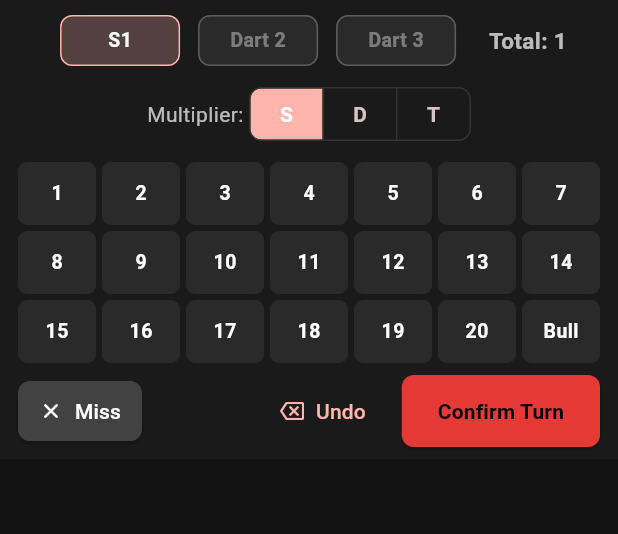
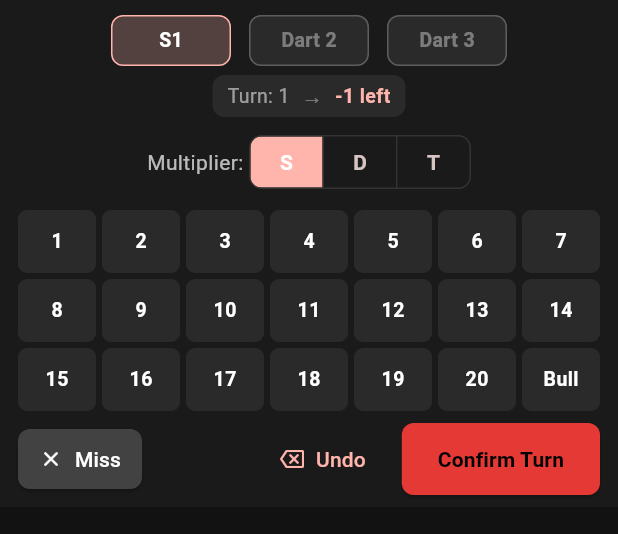
Before and after one commit to Abakus-kAIman/dart-score-app, a Flutter app: the ScoreInputDartByDart widget shown alone on an empty page, opened directly with empty values, after a tap on an icon or button, on a phone screen of 412 x 824 dp. Shown: the top 534 px of the screen. Run offline on Flutter 3.47's test engine with Material 3 defaults, Android fonts, the phone set to English and light mode, and no system bars; our stand-ins replace flutter_riverpod, go_router, shared_preferences; accounts and stored records are empty.

Commit message:
Persist input mode; add live score + checkout suggestion in dart-by-dart
- StorageService: saveInputMode/loadInputMode via shared_preferences
- ScoringScreen: restore saved mode on open, save on every toggle
- CheckoutTable: suggestForDartsLeft filters routes by darts remaining
- ScoreInputDartByDart: live bar shows turn subtotal, projected remaining,
  and optimal checkout route (e.g. T20 · T19 · D14) that fits in darts left

https://claude.ai/code/session_01Mucipcm9edrL8hTjQCUfcr

```diff
--- a/lib/screens/scoring/scoring_screen.dart
+++ b/lib/screens/scoring/scoring_screen.dart
@@ -5,6 +5,7 @@ import '../../models/match.dart';
 import '../../models/turn.dart';
 import '../../providers/game_provider.dart';
 import '../../utils/checkout_table.dart';
+import '../../utils/storage_service.dart';
 import 'widgets/score_input_total.dart';
 import 'widgets/score_input_dart_by_dart.dart';
 import 'widgets/turn_history_panel.dart';
@@ -19,6 +20,28 @@ class ScoringScreen extends ConsumerStatefulWidget {
 class _ScoringScreenState extends ConsumerState<ScoringScreen> {
   TurnMode _inputMode = TurnMode.total;
   bool _historyVisible = false;
+
+  @override
+  void initState() {
+    super.initState();
+    StorageService.getInstance().then((s) async {
+      final mode = await s.loadInputMode();
+      if (mode != null && mounted) {
+        setState(() {
+          _inputMode =
+              mode == 'dartByDart' ? TurnMode.dartByDart : TurnMode.total;
+        });
+      }
+    });
+  }
+
+  void _setInputMode(TurnMode mode) {
+    setState(() => _inputMode = mode);
+    ref.read(dartInputProvider.notifier).clear();
+    StorageService.getInstance().then(
+      (s) => s.saveInputMode(mode == TurnMode.dartByDart ? 'dartByDart' : 'total'),
+    );
+  }
 
   Future<void> _submitTotal(int score) async {
     final match = ref.read(gameProvider)!;
@@ -313,15 +336,15 @@ class _ScoringScreenState extends ConsumerState<ScoringScreen> {
         ),
         _InputModeToggle(
           mode: _inputMode,
-          onChanged: (m) {
-            setState(() => _inputMode = m);
-            ref.read(dartInputProvider.notifier).clear();
-          },
+          onChanged: _setInputMode,
         ),
         if (_inputMode == TurnMode.total)
           ScoreInputTotal(onSubmit: _submitTotal)
         else
-          ScoreInputDartByDart(onConfirm: _submitDartByDart),
+          ScoreInputDartByDart(
+            onConfirm: _submitDartByDart,
+            playerRemaining: notifier.remainingForPlayer(currentId),
+          ),
         const SizedBox(height: 8),
       ],
     );
--- a/lib/screens/scoring/widgets/score_input_dart_by_dart.dart
+++ b/lib/screens/scoring/widgets/score_input_dart_by_dart.dart
@@ -2,11 +2,17 @@ import 'package:flutter/material.dart';
 import 'package:flutter_riverpod/flutter_riverpod.dart';
 import '../../../models/dart_throw.dart';
 import '../../../providers/game_provider.dart';
+import '../../../utils/checkout_table.dart';
 
 class ScoreInputDartByDart extends ConsumerStatefulWidget {
-  const ScoreInputDartByDart({super.key, required this.onConfirm});
+  const ScoreInputDartByDart({
+    super.key,
+    required this.onConfirm,
+    required this.playerRemaining,
+  });
 
   final Future<void> Function() onConfirm;
+  final int playerRemaining;
 
   @override
   ConsumerState<ScoreInputDartByDart> createState() =>
@@ -38,13 +44,20 @@ class _ScoreInputDartByDartState extends ConsumerState<ScoreInputDartByDart> {
     final subtotal = notifier.subtotal;
     final accent = Theme.of(context).colorScheme.primary;
 
+    final projected = widget.playerRemaining - subtotal;
+    final dartsLeft = 3 - darts.length;
+    final liveCheckout = (subtotal > 0 && projected >= 2 && projected <= 170)
+        ? CheckoutTable.suggestForDartsLeft(projected, dartsLeft)
+        : null;
+    final showLive = subtotal > 0;
+
     return Container(
       color: const Color(0xFF1A1A1A),
       padding: const EdgeInsets.fromLTRB(12, 10, 12, 8),
       child: Column(
         mainAxisSize: MainAxisSize.min,
         children: [
-          // Dart slots + subtotal
+          // Dart slots
           Row(
             mainAxisAlignment: MainAxisAlignment.center,
             children: [
@@ -57,15 +70,23 @@ class _ScoreInputDartByDartState extends ConsumerState<ScoreInputDartByDart> {
                     accent: accent,
                   ),
                 ),
-              const SizedBox(width: 16),
-              Text(
-                'Total: $subtotal',
-                style: const TextStyle(
-                    fontSize: 15, fontWeight: FontWeight.bold),
-              ),
             ],
           ),
-          const SizedBox(height: 8),
+          const SizedBox(height: 6),
+          // Live score row
+          AnimatedSwitcher(
+            duration: const Duration(milliseconds: 200),
+            child: showLive
+                ? _LiveScoreBar(
+                    key: ValueKey(projected),
+                    subtotal: subtotal,
+                    projected: projected,
+                    checkoutRoute: liveCheckout,
+                    accent: accent,
+                  )
+                : const SizedBox(height: 20),
+          ),
+          const SizedBox(height: 6),
           // Multiplier toggle
           Row(
             mainAxisAlignment: MainAxisAlignment.center,
@@ -191,6 +212,84 @@ class _DartChip extends StatelessWidget {
   }
 }
 
+class _LiveScoreBar extends StatelessWidget {
+  const _LiveScoreBar({
+    super.key,
+    required this.subtotal,
+    required this.projected,
+    required this.checkoutRoute,
+    required this.accent,
+  });
+
+  final int subtotal;
+  final int projected;
+  final String? checkoutRoute;
+  final Color accent;
+
+  @override
+  Widget build(BuildContext context) {
+    return Row(
+      mainAxisAlignment: MainAxisAlignment.center,
+      children: [
+        Container(
+          padding: const EdgeInsets.symmetric(horizontal: 10, vertical: 4),
+          decoration: BoxDecoration(
+            color: const Color(0xFF2A2A2A),
+            borderRadius: BorderRadius.circular(8),
+          ),
+          child: Row(
+            mainAxisSize: MainAxisSize.min,
+            children: [
+              Text(
+                'Turn: $subtotal',
+                style: const TextStyle(fontSize: 13, color: Colors.white54),
+              ),
+              const SizedBox(width: 8),
+              const Text('→', style: TextStyle(color: Colors.white38)),
+              const SizedBox(width: 8),
+              Text(
+                '$projected left',
+                style: TextStyle(
+                  fontSize: 13,
+                  fontWeight: FontWeight.bold,
+                  color: projected <= 170 ? accent : Colors.white,
+                ),
+              ),
+            ],
+          ),
+        ),
+        if (checkoutRoute != null) ...[
+          const SizedBox(width: 10),
+          Container(
+            padding: const EdgeInsets.symmetric(horizontal: 10, vertical: 4),
+            decoration: BoxDecoration(
+              color: accent.withOpacity(0.15),
+              borderRadius: BorderRadius.circular(8),
+              border: Border.all(color: accent.withOpacity(0.4)),
+            ),
+            child: Row(
+              mainAxisSize: MainAxisSize.min,
+              children: [
+                Icon(Icons.track_changes, size: 12, color: accent),
+                const SizedBox(width: 5),
+                Text(
+                  checkoutRoute!,
+                  style: TextStyle(
+                    fontSize: 12,
+                    fontWeight: FontWeight.bold,
+                    color: accent,
+                    letterSpacing: 0.3,
+                  ),
+                ),
+              ],
+            ),
+          ),
+        ],
+      ],
+    );
+  }
+}
+
 class _GridBtn extends StatelessWidget {
   const _GridBtn({
     required this.label,
--- a/lib/utils/checkout_table.dart
+++ b/lib/utils/checkout_table.dart
@@ -4,6 +4,14 @@ class CheckoutTable {
   static String? suggest(int remaining) => _routes[remaining];
 
   static bool hasCheckout(int remaining) => _routes.containsKey(remaining);
+
+  /// Returns the checkout route only when it fits within [maxDarts] darts.
+  static String? suggestForDartsLeft(int remaining, int maxDarts) {
+    final route = _routes[remaining];
+    if (route == null) return null;
+    final dartCount = route.split(' · ').length;
+    return dartCount <= maxDarts ? route : null;
+  }
 
   static const Map<int, String> _routes = {
     // ── 1-dart (doubles + bull) ──────────────────────────────────────────
--- a/lib/utils/storage_service.dart
+++ b/lib/utils/storage_service.dart
@@ -6,6 +6,7 @@ class StorageService {
   static const _matchesKey = 'completed_matches';
   static const _activeMatchKey = 'active_match';
   static const _lastSettingsKey = 'last_settings';
+  static const _inputModeKey = 'input_mode';
 
   static StorageService? _instance;
   late SharedPreferences _prefs;
@@ -84,4 +85,12 @@ class StorageService {
       return null;
     }
   }
+
+  Future<void> saveInputMode(String mode) async {
+    await _prefs.setString(_inputModeKey, mode);
+  }
+
+  Future<String?> loadInputMode() async {
+    return _prefs.getString(_inputModeKey);
+  }
 }
```
